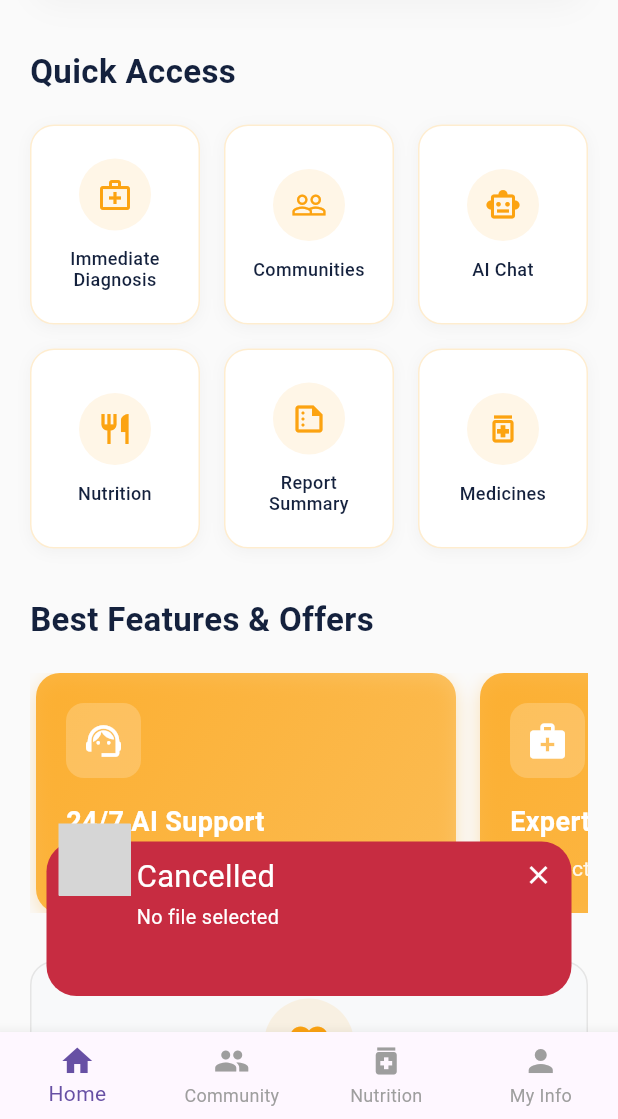
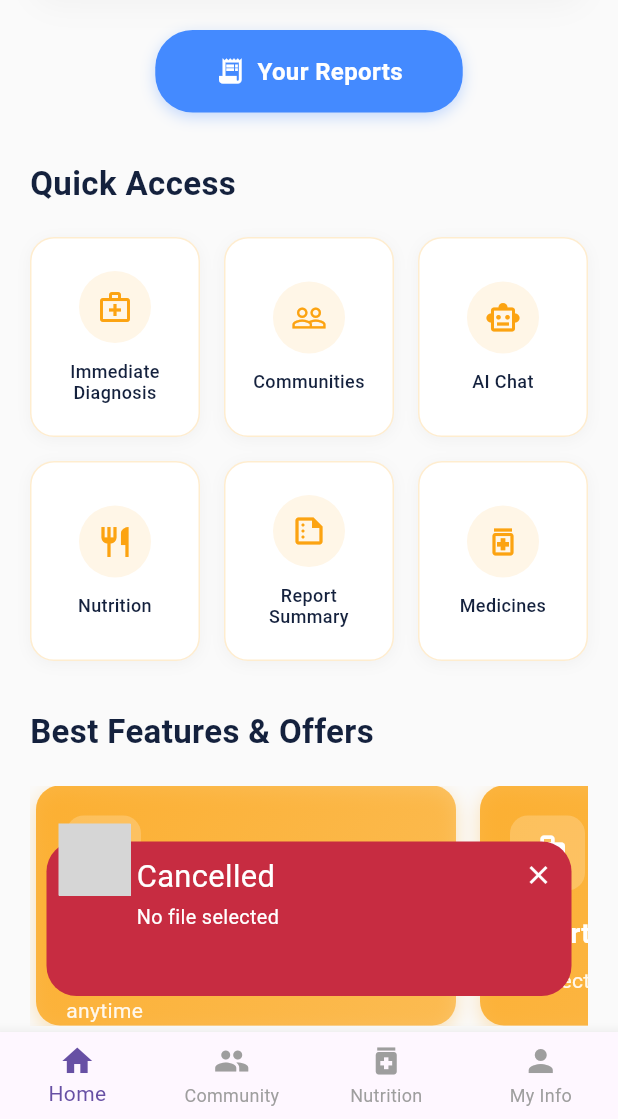
Before and after one commit to Fareed95/AarogyaSahayak, a Flutter app: the screen it shows after launch, scrolled down 576 dp, after a tap on "Upload Your Medical Documents", on a phone screen of 412 x 824 dp, the part 117-1236 px from its top. Run offline on Flutter 3.47's test engine with Material 3 defaults, Android fonts, the phone set to English and light mode, and no system bars; drawn by our look-alikes of awesome_snackbar_content; our stand-ins replace file_picker, firebase_core, firebase_messaging, flutter_secure_storage, image_picker, permission_handler and 2 more; missing offline and left inert: barcode_scan2, record; accounts and stored records are empty; network calls fail; grey boxes are pictures that could not be loaded.

Commit message:
last pull

```diff
--- a/client/lib/screens/home_screen.dart
+++ b/client/lib/screens/home_screen.dart
@@ -9,6 +9,7 @@ import '../screens/notification_screen.dart';
 import 'dart:io';
 import 'package:file_picker/file_picker.dart';
 import 'package:http/http.dart' as http;
+import 'report_instance_screen.dart';
 
 class HomeScreen
     extends
@@ -382,6 +383,7 @@ class _HomeScreenState
                       // Upload Section
                       _buildUploadSection(
                         isDark,
+                        context,
                       ),
                       const SizedBox(
                         height: 32,
@@ -596,8 +598,11 @@ class _HomeScreenState
 
   Widget _buildUploadSection(
     bool isDark,
+    BuildContext context, // need context for navigation
   ) {
-    return InkWell(
+    return Column(
+      children: [
+        InkWell(
           onTap: _handleFileUpload,
           borderRadius: BorderRadius.circular(
             20,
@@ -777,6 +782,73 @@ class _HomeScreenState
               ],
             ),
           ),
+        ),
+        const SizedBox(
+          height: 20,
+        ),
+        // New "Your Reports" button
+        InkWell(
+          onTap: () {
+            Navigator.push(
+              context,
+              MaterialPageRoute(
+                builder:
+                    (
+                      context,
+                    ) => const ReportInstancesScreen(),
+              ),
+            );
+          },
+          borderRadius: BorderRadius.circular(
+            25,
+          ),
+          child: Container(
+            padding: const EdgeInsets.symmetric(
+              horizontal: 40,
+              vertical: 16,
+            ),
+            decoration: BoxDecoration(
+              color: Colors.blueAccent,
+              borderRadius: BorderRadius.circular(
+                25,
+              ),
+              boxShadow: [
+                BoxShadow(
+                  color: Colors.blueAccent.withOpacity(
+                    0.3,
+                  ),
+                  blurRadius: 8,
+                  offset: const Offset(
+                    0,
+                    3,
+                  ),
+                ),
+              ],
+            ),
+            child: const Row(
+              mainAxisSize: MainAxisSize.min,
+              children: [
+                Icon(
+                  Icons.receipt_long,
+                  size: 20,
+                  color: Colors.white,
+                ),
+                SizedBox(
+                  width: 8,
+                ),
+                Text(
+                  'Your Reports',
+                  style: TextStyle(
+                    fontSize: 16,
+                    fontWeight: FontWeight.w600,
+                    color: Colors.white,
+                  ),
+                ),
+              ],
+            ),
+          ),
+        ),
+      ],
     );
   }
 
--- a/client/lib/screens/report_instance_screen.dart
+++ b/client/lib/screens/report_instance_screen.dart
@@ -50,7 +50,7 @@ class _ReportInstancesScreenState
 
       final response = await http.get(
         Uri.parse(
-          'http://localhost:8000/api/reports/get_user_instances/',
+          'https://codenebula-internal-round-25.onrender.com/api/reports/get_user_instances/',
         ),
         headers: {
           'Content-Type': 'application/json',
```
Lines whose indentation alone changed are shown as unchanged.
